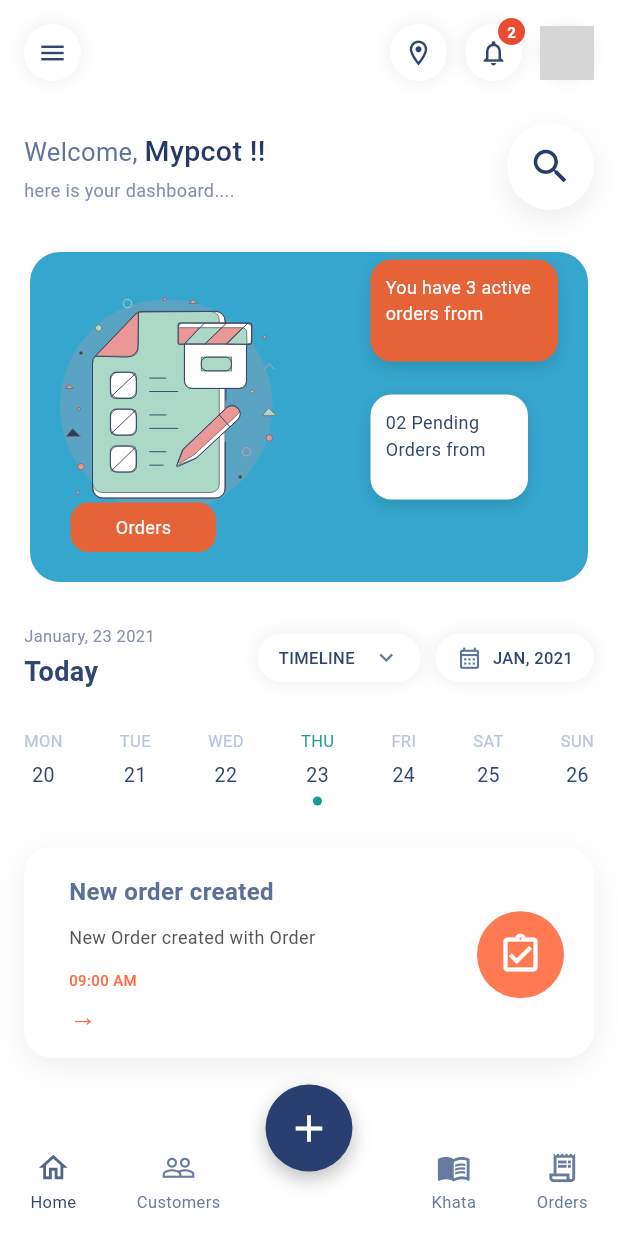
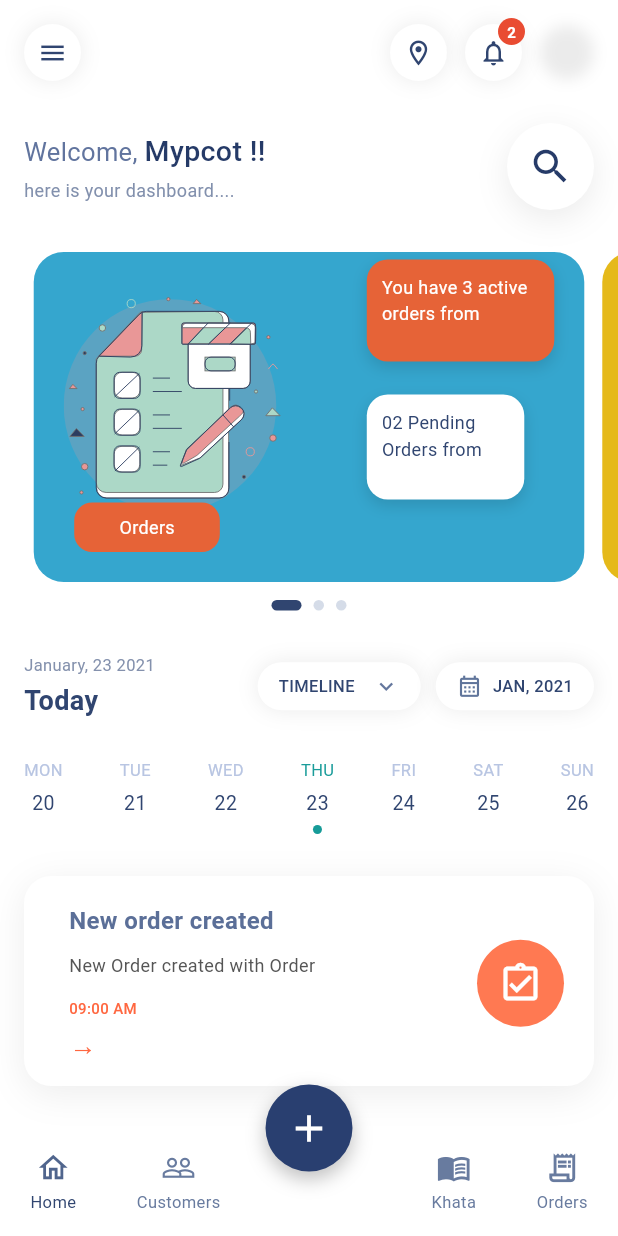
Before and after one commit to OmkarLondhe10/Task_MypcotApp, a Flutter app: the first screen one second after launch, on a phone screen of 412 x 824 dp. Run offline on Flutter 3.47's test engine with Material 3 defaults, Android fonts, the phone set to English and light mode, and no system bars; our stand-ins replace flutter_svg; grey boxes are pictures that could not be loaded.

Commit message:
project completion

```diff
--- a/lib/Screens/home_screen.dart
+++ b/lib/Screens/home_screen.dart
@@ -1,5 +1,6 @@
 import 'dart:async';
 import 'package:flutter/material.dart';
+import 'package:flutter_task_omkar/Widgets/dashboard_carousel.dart';
 import '../data/dashboard_data.dart';
 import '../widgets/top_header.dart';
 import '../widgets/welcome_section.dart';
@@ -48,9 +49,6 @@ class _HomeScreenState extends State<HomeScreen> {
 
   @override
   Widget build(BuildContext context) {
-    final dashboardItem =
-        DashboardData.items[selectedDashboard];
-
     return Scaffold(
       backgroundColor: Colors.white,
 
@@ -61,15 +59,9 @@ class _HomeScreenState extends State<HomeScreen> {
 
             const WelcomeSection(),
 
-            Padding(
-              padding: const EdgeInsets.fromLTRB(20, 28, 20, 0),
-              child: AnimatedSwitcher(
-                duration: const Duration(milliseconds: 500),
-                child: DashboardCard(
-                  key: ValueKey(selectedDashboard),
-                  item: dashboardItem,
-                ),
-              ),
+            const Padding(
+              padding: EdgeInsets.only(top: 28),
+              child: DashboardCarousel(),
             ),
 
             const TimelineHeader(),
--- /dev/null
+++ b/lib/Widgets/dashboard_carousel.dart
@@ -0,0 +1,79 @@
+import 'package:flutter/material.dart';
+
+import '../data/dashboard_data.dart';
+import 'dashboard_card.dart';
+
+class DashboardCarousel extends StatefulWidget {
+  const DashboardCarousel({super.key});
+
+  @override
+  State<DashboardCarousel> createState() => _DashboardCarouselState();
+}
+
+class _DashboardCarouselState extends State<DashboardCarousel> {
+  final PageController _pageController = PageController(
+    viewportFraction: 0.92,
+  );
+
+  int currentPage = 0;
+
+  @override
+  void dispose() {
+    _pageController.dispose();
+    super.dispose();
+  }
+
+  @override
+  Widget build(BuildContext context) {
+    return Column(
+      children: [
+        SizedBox(
+          height: 220,
+          child: PageView.builder(
+            controller: _pageController,
+            itemCount: DashboardData.items.length,
+            onPageChanged: (index) {
+              setState(() {
+                currentPage = index;
+              });
+            },
+            itemBuilder: (context, index) {
+              final item = DashboardData.items[index];
+
+              return Padding(
+                padding: const EdgeInsets.symmetric(horizontal: 6),
+                child: DashboardCard(
+                  item: item,
+                ),
+              );
+            },
+          ),
+        ),
+
+        const SizedBox(height: 12),
+
+        // Page indicators
+        Row(
+          mainAxisAlignment: MainAxisAlignment.center,
+          children: List.generate(
+            DashboardData.items.length,
+            (index) {
+              return AnimatedContainer(
+                duration: const Duration(milliseconds: 250),
+                margin: const EdgeInsets.symmetric(horizontal: 4),
+                width: currentPage == index ? 20 : 7,
+                height: 7,
+                decoration: BoxDecoration(
+                  color: currentPage == index
+                      ? const Color(0xFF304570)
+                      : const Color(0xFFD5DCE8),
+                  borderRadius: BorderRadius.circular(10),
+                ),
+              );
+            },
+          ),
+        ),
+      ],
+    );
+  }
+}
--- a/lib/Widgets/top_header.dart
+++ b/lib/Widgets/top_header.dart
@@ -70,12 +70,12 @@ class TopHeader extends StatelessWidget {
                 ),
               ],
             ),
-            child: ClipOval(
-              child: Image.network(
-                'https://i.pravatar.cc/100?img=47',
-                fit: BoxFit.cover,
-              ),
-            ),
+            // child: ClipOval(
+            //   child: Image.network(
+            //     'https://i.pravatar.cc/100?img=47',
+            //     fit: BoxFit.cover,
+            //   ),
+            // ),
           ),
         ],
       ),
```
